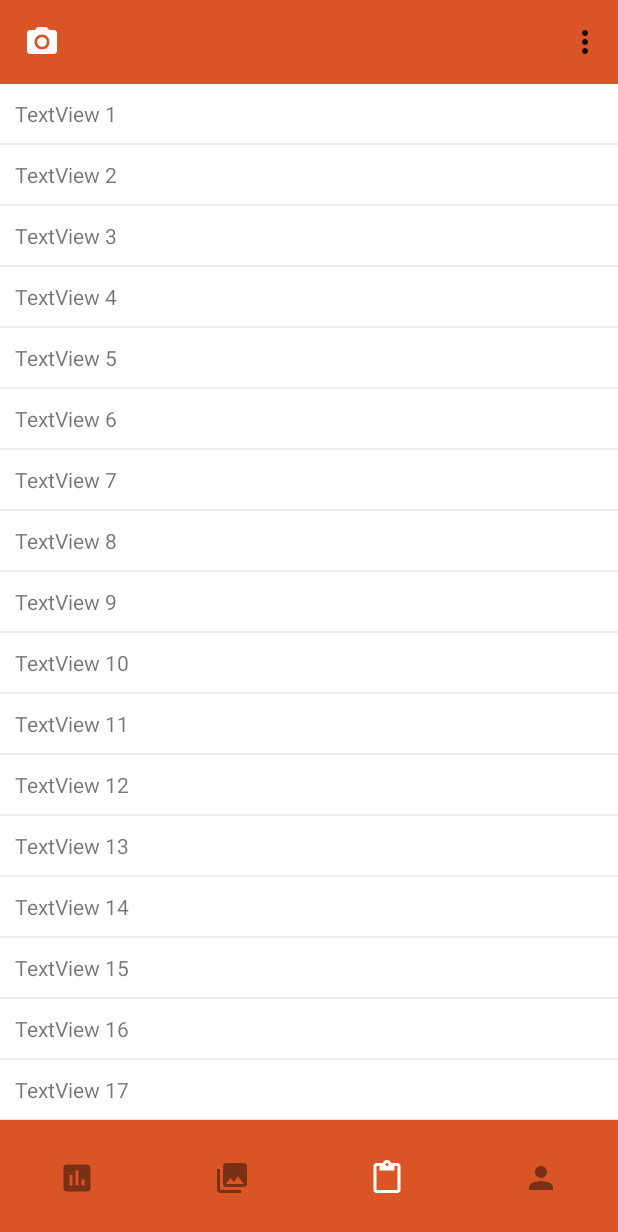
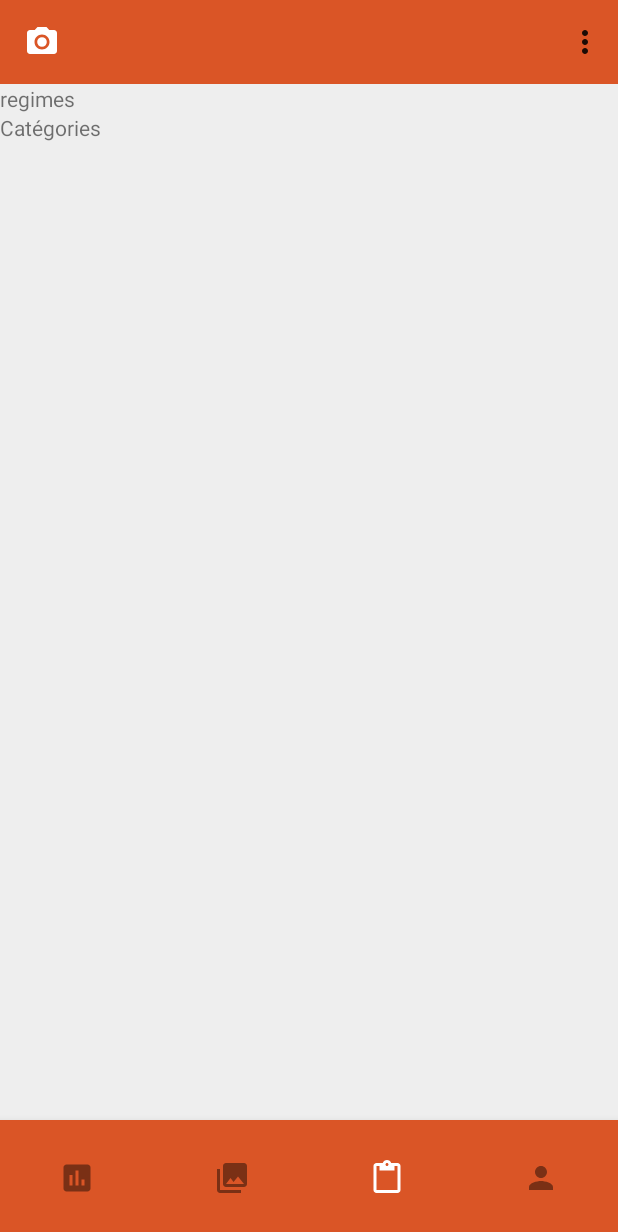
Before and after one commit to Tarte0/Echanson, an Android app: the screen it shows after launch once a user with an empty profile is signed in (MainActivity), item 3 of the bottom bar chosen, on a phone screen of 412 x 824 dp. Shown: the top 1232 px of the screen. Run offline under Robolectric (Android 15) with nearby library versions, the phone set to English and light mode, and no system bars; our stand-ins replace Firebase (no records; nobody signed in at launch, a user with empty details on screens opened directly).

Commit message:
Added firebase data layout is just here to test things

```diff
--- a/app/build.gradle
+++ b/app/build.gradle
@@ -29,6 +29,7 @@ dependencies {
     implementation 'com.android.support:design:28.0.0'
     implementation 'com.google.firebase:firebase-core:16.0.4'
     implementation 'com.google.firebase:firebase-auth:16.0.5'
+    implementation 'com.google.firebase:firebase-database:16.0.4'
     implementation 'com.google.android.gms:play-services-auth:16.0.1'
 }
 
--- a/app/src/main/java/stev/echanson/adapters/RecyclerViewAdapter.java
+++ b/app/src/main/java/stev/echanson/adapters/RecyclerViewAdapter.java
@@ -47,7 +47,7 @@ public class RecyclerViewAdapter extends RecyclerView.Adapter<RecyclerViewAdapte
             public void onClick(View view) {
                 model.setSelected(!model.isSelected());
                 holder.view.setBackgroundColor(model.isSelected() ? mSelectedColor : mNotSelectedColor);
-                holder.textView.setTextColor(model.isSelected() ? Color.WHITE : Color.DKGRAY);
+                holder.textView.setTextColor(model.isSelected() ? Color.WHITE : Color.GRAY);
             }
         });
     }
--- a/app/src/main/res/layout/view_page_health_concerns.xml
+++ b/app/src/main/res/layout/view_page_health_concerns.xml
@@ -1,13 +1,38 @@
 <?xml version="1.0" encoding="utf-8"?>
-<RelativeLayout xmlns:android="http://schemas.android.com/apk/res/android"
+<ScrollView xmlns:android="http://schemas.android.com/apk/res/android"
     xmlns:app="http://schemas.android.com/apk/res-auto"
     android:layout_width="match_parent"
     android:layout_height="match_parent"
     android:background="#EEE">
+    <LinearLayout
+        xmlns:android="http://schemas.android.com/apk/res/android"
+        android:layout_width="fill_parent"
+        android:layout_height="wrap_content"
+        android:orientation="vertical">
 
-    <android.support.v7.widget.RecyclerView
-        android:id="@+id/recycler_view_ms"
-        android:layout_width="match_parent"
-        android:layout_height="match_parent" />
+        <TextView
+            android:id="@+id/textView"
+            android:layout_width="match_parent"
+            android:layout_height="wrap_content"
+            android:text="regimes" />
 
-</RelativeLayout>
+        <android.support.v7.widget.RecyclerView
+            android:id="@+id/recycler_view_regimes"
+            android:layout_width="match_parent"
+            android:layout_height="wrap_content" >
+        </android.support.v7.widget.RecyclerView>
+
+        <TextView
+            android:id="@+id/textView2"
+            android:layout_width="wrap_content"
+            android:layout_height="wrap_content"
+            android:text="Catégories" />
+
+        <android.support.v7.widget.RecyclerView
+            android:id="@+id/recycler_view_categories"
+            android:layout_width="match_parent"
+            android:layout_height="wrap_content" />
+
+    </LinearLayout>
+
+</ScrollView>
```
Also changed, not shown: app/src/main/java/stev/echanson/classes/Categorie.java (added, +17 -0 lines), app/src/main/java/stev/echanson/classes/FirebaseUtils.java (+23 -0 lines), app/src/main/java/stev/echanson/classes/Regime.java (added, +17 -0 lines), app/src/main/java/stev/echanson/fragments/HealthConcernsFragment.java (+118 -13 lines).
